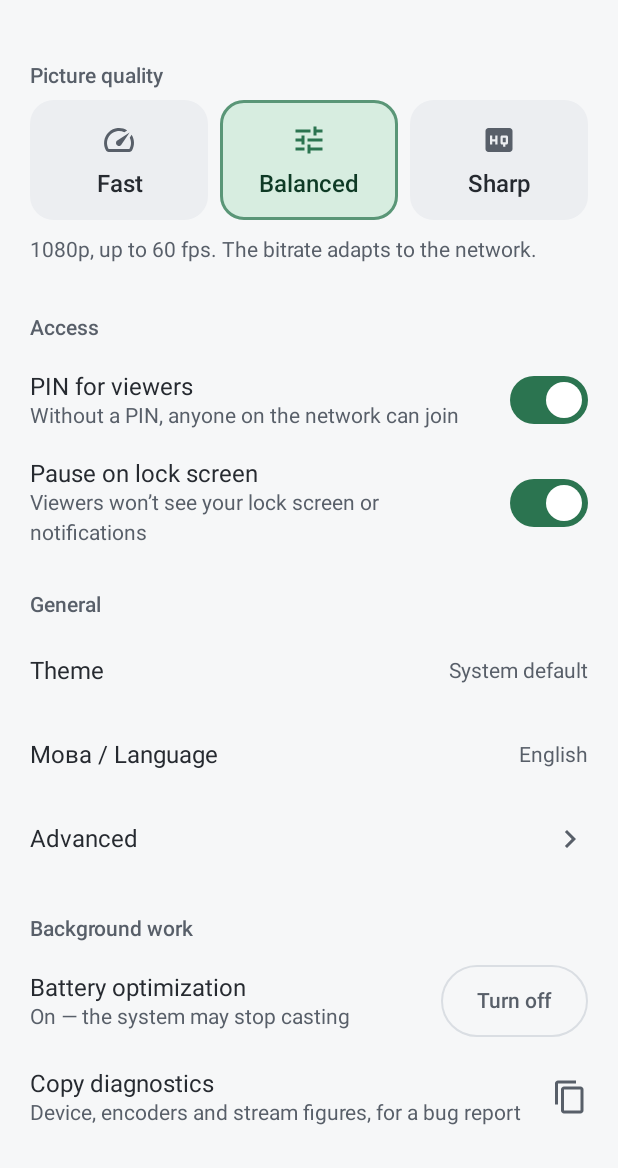
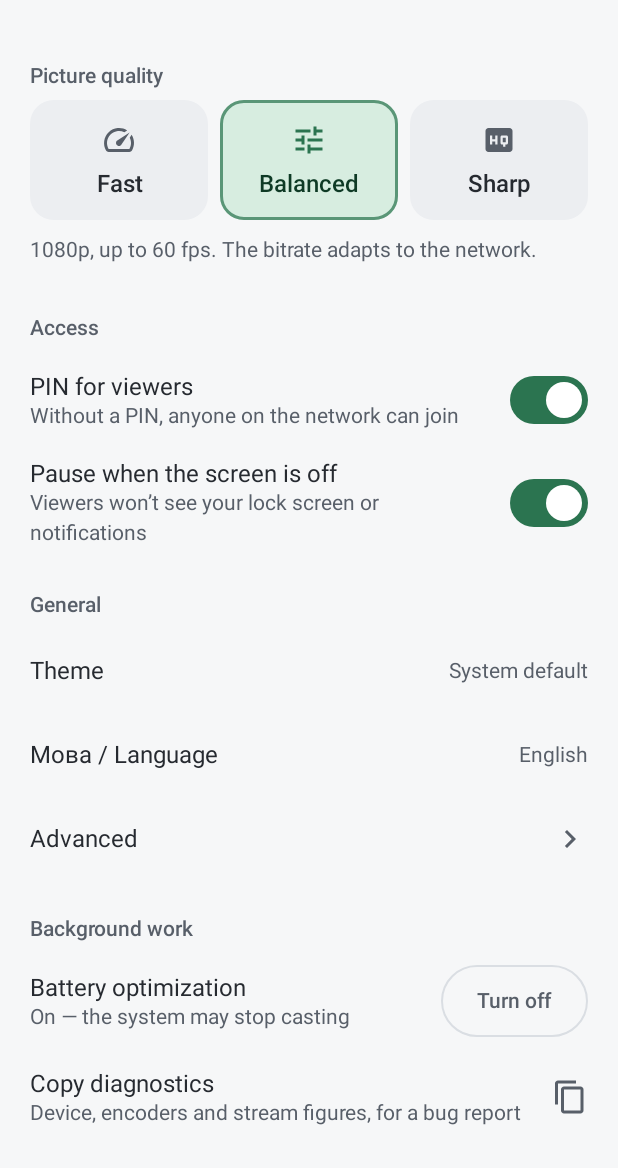
Before and after one commit to limboSeeker/LocalCast, an Android app built with Jetpack Compose: the screen it shows after launch (MainActivity), after a tap on "Settings", on a phone screen of 412 x 824 dp, the part 68-1236 px from its top. Run offline under Robolectric (Android 15) with nearby library versions, the phone set to English and light mode, and no system bars.

Commit message:
Review fixes: keep the screen on while on air, hide the screen below overlays from TalkBack, send state to every viewer
- A screen timing out under the app (QR shown to viewers) paused the broadcast for everyone:
  keep the screen on while on air; the setting now says it pauses when the screen is off.
- Full-screen QR and settings are drawn in the same window: clear the semantics below them.
- A viewer admitted after a refusal no longer counts as turned away for a minute.
- state follows welcome for every viewer, as docs/PROTOCOL.md and the mock already do.
- Warm (level 1) is not a warning, as in HealthPolicy; link-busy highlight only with several viewers.
- Viewer page: a pause starting during the visibility check does not trigger a reconnect.

```diff
--- a/app/src/main/java/com/localcast/app/rtc/RtcEngine.kt
+++ b/app/src/main/java/com/localcast/app/rtc/RtcEngine.kt
@@ -186,6 +186,8 @@ class RtcEngine(context: Context, private val listener: Listener) : ViewerSessio
                     if (peer.softwareEncoder) Log.i(DIAG_TAG, "$viewerId on lite VP8: ${loadLine()}")
                 }
             }
+            // Admitted now: a refusal of this address a moment ago no longer counts.
+            turnedAwayAt.remove(peer.remoteAddress)
             peers[viewerId] = peer
             rebalance()
             peer.negotiate()
--- a/app/src/main/java/com/localcast/app/service/CaptureService.kt
+++ b/app/src/main/java/com/localcast/app/service/CaptureService.kt
@@ -338,8 +338,9 @@ class CaptureService : LifecycleService() {
                 s.copy(viewers = s.viewers.filterNot { it.id == viewerId } +
                     ViewerInfo(id = viewerId, remoteAddress = remoteIp, userAgent = userAgent, connected = false))
             }
-            // A viewer joining during a pause must show the "paused" card, not a black picture.
-            if (CastStateStore.state.value.isPaused) broadcastStreamState()
+            // `state` follows `welcome` for every viewer (docs/PROTOCOL.md); during a pause it shows
+            // the "paused" card instead of a black picture. Re-sending it to the others is harmless.
+            broadcastStreamState()
             lifecycleScope.launch { updateNotification() }
         }
 
--- a/app/src/main/java/com/localcast/app/ui/MainScreen.kt
+++ b/app/src/main/java/com/localcast/app/ui/MainScreen.kt
@@ -32,6 +32,9 @@ import androidx.compose.material3.Text
 import androidx.compose.material3.VerticalDivider
 import androidx.compose.runtime.Composable
 import androidx.compose.runtime.LaunchedEffect
+import androidx.compose.ui.semantics.clearAndSetSemantics
+import androidx.compose.ui.platform.LocalView
+import androidx.compose.runtime.DisposableEffect
 import androidx.compose.runtime.getValue
 import androidx.compose.runtime.mutableStateOf
 import androidx.compose.runtime.remember
@@ -87,9 +90,20 @@ fun MainScreen(snackbarHostState: SnackbarHostState, appDark: Boolean, onStart:
         }
     }
 
+    // On air, the screen must not time out under the app (with the QR shown to viewers above all):
+    // a screen turning off pauses the broadcast (pause on lock).
+    val view = LocalView.current
+    DisposableEffect(view, s.onAir) {
+        view.keepScreenOn = s.onAir
+        onDispose { view.keepScreenOn = false }
+    }
+    val overlayOpen = (showViewers && s.onAir) || showSettings
+
     BoxWithConstraints(Modifier.fillMaxSize()) {
         val twoPane = maxWidth >= 600.dp
         Scaffold(
+            // Full-screen overlays are drawn in this window: hide the screen below from TalkBack.
+            modifier = if (overlayOpen) Modifier.clearAndSetSemantics {} else Modifier,
             topBar = {
                 when {
                     !s.onAir -> IdleTopBar(onOpenSettings)
--- a/app/src/main/res/values/strings_ui.xml
+++ b/app/src/main/res/values/strings_ui.xml
@@ -74,8 +74,6 @@
     <string name="ui_health_ok">All good</string>
     <string name="ui_health_network_title">Network can’t keep up</string>
     <string name="ui_health_network_body">Quality lowered to %1$s</string>
-    <string name="ui_health_warm_title">Device is getting warm</string>
-    <string name="ui_health_warm_body">Frame rate lowered to %1$d fps</string>
     <string name="ui_health_hot_title">Device is hot</string>
     <string name="ui_health_hot_body">Quality lowered. Remove the case or unplug the charger</string>
     <string name="ui_health_critical_title">Overheating</string>
@@ -152,7 +150,7 @@
     <string name="ui_set_access">Access</string>
     <string name="ui_set_require_pin">PIN for viewers</string>
     <string name="ui_set_require_pin_hint">Without a PIN, anyone on the network can join</string>
-    <string name="ui_set_pause_lock">Pause on lock screen</string>
+    <string name="ui_set_pause_lock">Pause when the screen is off</string>
     <string name="ui_set_pause_lock_hint">Viewers won’t see your lock screen or notifications</string>
     <string name="ui_set_general">General</string>
     <string name="ui_set_theme">Theme</string>
```
Also changed, not shown: app/src/main/java/com/localcast/app/ui/Health.kt (+5 -8 lines), 2 other files.
